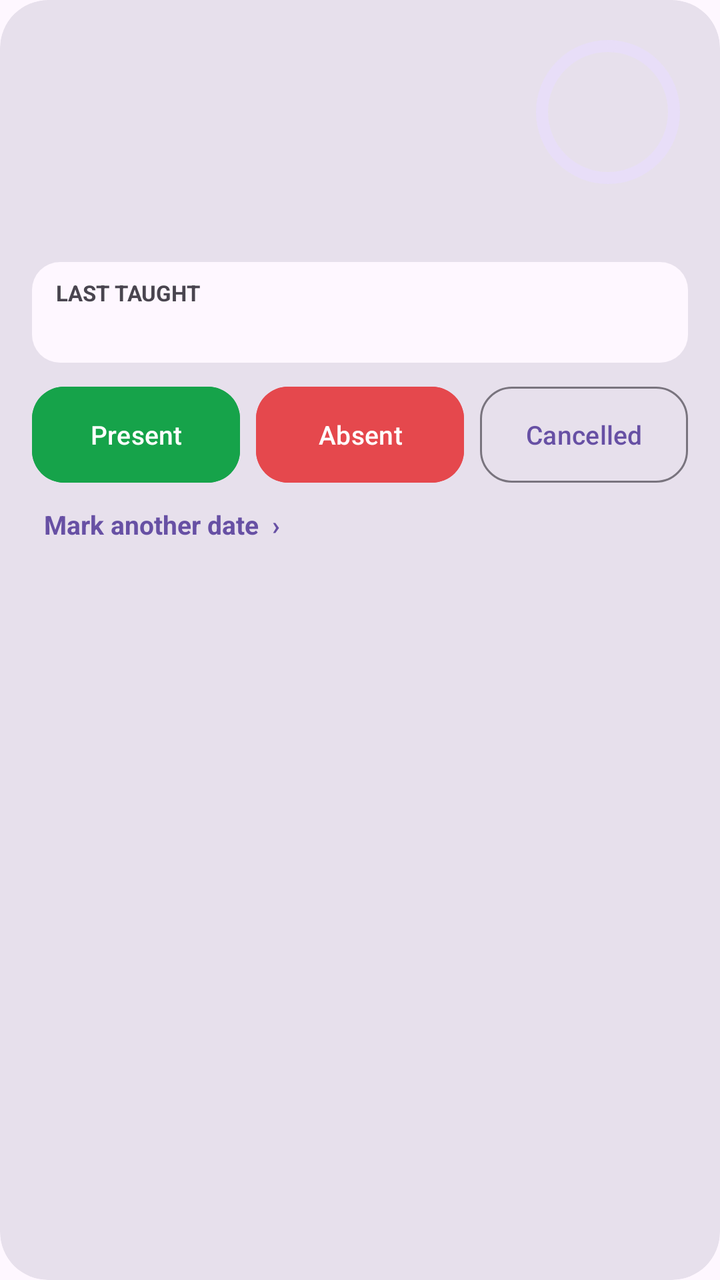
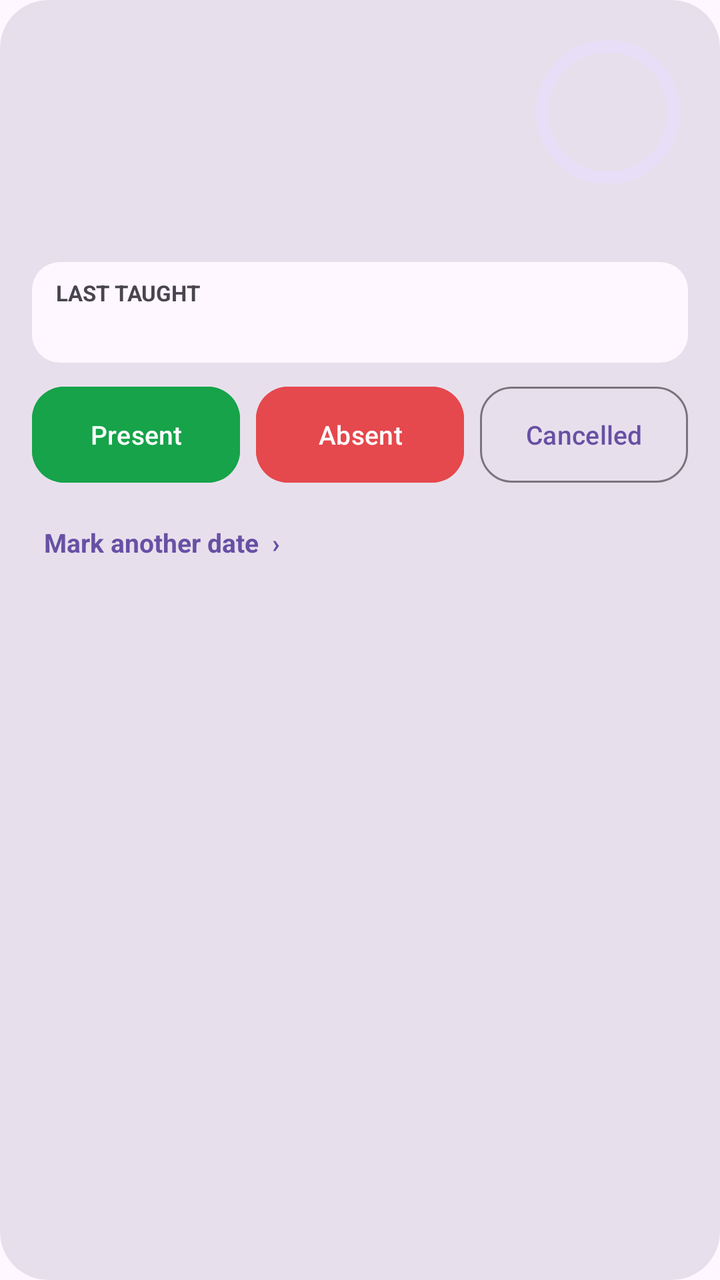

Two renders of the same Android screen: before a commit and after it. Below are the layout's source before the change and the commit's diff.
<!-- AndroidManifest.xml: application theme Theme.CampusCompanion -->
<!-- res/layout/item_attendance_course.xml -->
<?xml version="1.0" encoding="utf-8"?>
<com.google.android.material.card.MaterialCardView
    xmlns:android="http://schemas.android.com/apk/res/android"
    xmlns:app="http://schemas.android.com/apk/res-auto"
    android:layout_width="match_parent"
    android:layout_height="wrap_content"
    android:layout_marginHorizontal="12dp"
    android:layout_marginVertical="6dp"
    android:clickable="true"
    android:focusable="true"
    app:cardBackgroundColor="?attr/colorSurfaceVariant"
    app:cardCornerRadius="24dp"
    app:cardElevation="0dp"
    app:strokeWidth="0dp">

    <LinearLayout
        android:layout_width="match_parent"
        android:layout_height="wrap_content"
        android:orientation="vertical"
        android:padding="16dp">

        <LinearLayout
            android:layout_width="match_parent"
            android:layout_height="wrap_content"
            android:gravity="center_vertical"
            android:orientation="horizontal">

            <LinearLayout
                android:layout_width="0dp"
                android:layout_height="wrap_content"
                android:layout_weight="1"
                android:orientation="vertical">

                <TextView
                    android:id="@+id/tvName"
                    android:layout_width="match_parent"
                    android:layout_height="wrap_content"
                    android:textColor="?attr/colorOnSurface"
                    android:textSize="17sp"
                    android:textStyle="bold" />

                <TextView
                    android:id="@+id/tvCounts"
                    android:layout_width="match_parent"
                    android:layout_height="wrap_content"
                    android:layout_marginTop="2dp"
                    android:textColor="?attr/colorOnSurfaceVariant"
                    android:textSize="13sp" />
            </LinearLayout>

            <FrameLayout
                android:layout_width="80dp"
                android:layout_height="80dp"
                android:layout_marginStart="12dp">

                <com.google.android.material.progressindicator.CircularProgressIndicator
                    android:id="@+id/ring"
                    android:layout_width="80dp"
                    android:layout_height="80dp"
                    android:layout_gravity="center"
                    android:indeterminate="false"
                    android:max="100"
                    app:indicatorInset="4dp"
                    app:indicatorSize="72dp"
                    app:trackThickness="6dp" />

                <TextView
                    android:id="@+id/tvPercent"
                    android:layout_width="80dp"
                    android:layout_height="80dp"
                    android:layout_gravity="center"
                    android:gravity="center"
                    android:maxLines="1"
                    android:textColor="?attr/colorOnSurface"
                    android:textSize="14sp"
                    android:textStyle="bold" />
            </FrameLayout>
        </LinearLayout>

        <TextView
            android:id="@+id/tvAdvice"
            android:layout_width="match_parent"
            android:layout_height="wrap_content"
            android:layout_marginTop="8dp"
            android:lineSpacingExtra="2dp"
            android:textColor="?attr/colorOnSurface"
            android:textSize="14sp" />

        <LinearLayout
            android:id="@+id/boxLastTopic"
            android:layout_width="match_parent"
            android:layout_height="wrap_content"
            android:layout_marginTop="8dp"
            android:background="@drawable/bg_note_box"
            android:clickable="true"
            android:focusable="true"
            android:orientation="vertical"
            android:paddingHorizontal="12dp"
            android:paddingVertical="8dp">

            <TextView
                android:layout_width="wrap_content"
                android:layout_height="wrap_content"
                android:text="LAST TAUGHT"
                android:textColor="?attr/colorOnSurfaceVariant"
                android:textSize="11sp"
                android:textStyle="bold" />

            <TextView
                android:id="@+id/tvLastTopic"
                android:layout_width="match_parent"
                android:layout_height="wrap_content"
                android:layout_marginTop="2dp"
                android:ellipsize="end"
                android:maxLines="2"
                android:textColor="?attr/colorOnSurface"
                android:textSize="13sp" />
        </LinearLayout>

        <LinearLayout
            android:layout_width="match_parent"
            android:layout_height="wrap_content"
            android:layout_marginTop="12dp"
            android:orientation="horizontal">

            <com.google.android.material.button.MaterialButton
                android:id="@+id/btnPresent"
                android:layout_width="0dp"
                android:layout_height="48dp"
                android:layout_marginEnd="4dp"
                android:layout_weight="1"
                android:backgroundTint="@color/att_safe"
                android:insetTop="0dp"
                android:insetBottom="0dp"
                android:paddingHorizontal="4dp"
                android:text="Present"
                android:textColor="@android:color/white"
                android:textSize="13sp"
                app:cornerRadius="16dp" />

            <com.google.android.material.button.MaterialButton
                android:id="@+id/btnAbsent"
                android:layout_width="0dp"
                android:layout_height="48dp"
                android:layout_marginHorizontal="4dp"
                android:layout_weight="1"
                android:backgroundTint="@color/att_low"
                android:insetTop="0dp"
                android:insetBottom="0dp"
                android:paddingHorizontal="4dp"
                android:text="Absent"
                android:textColor="@android:color/white"
                android:textSize="13sp"
                app:cornerRadius="16dp" />

            <com.google.android.material.button.MaterialButton
                android:id="@+id/btnCancel"
                style="@style/Widget.Material3.Button.OutlinedButton"
                android:layout_width="0dp"
                android:layout_height="48dp"
                android:layout_marginStart="4dp"
                android:layout_weight="1"
                android:insetTop="0dp"
                android:insetBottom="0dp"
                android:paddingHorizontal="4dp"
                android:text="Cancelled"
                android:textSize="13sp"
                app:cornerRadius="16dp" />
        </LinearLayout>

        <TextView
            android:id="@+id/btnOtherDate"
            android:layout_width="wrap_content"
            android:layout_height="wrap_content"
            android:layout_marginTop="6dp"
            android:background="?attr/selectableItemBackground"
            android:padding="6dp"
            android:text="Mark another date  &#8250;"
            android:textColor="?attr/colorPrimary"
            android:textSize="13sp"
            android:textStyle="bold" />
    </LinearLayout>
</com.google.android.material.card.MaterialCardView>
<!-- resources referenced by this layout -->
<resources>
  <color name="att_low">#E5484D</color>
  <color name="att_safe">#16A34A</color>
  <!-- drawable bg_note_box (drawable) -->
  <?xml version="1.0" encoding="utf-8"?>
  <shape xmlns:android="http://schemas.android.com/apk/res/android"
      android:shape="rectangle">
      <solid android:color="?attr/colorSurface" />
      <corners android:radius="14dp" />
  </shape>
  <style name="Theme.CampusCompanion" parent="Base.Theme.CampusCompanion" />
  <style name="Base.Theme.CampusCompanion" parent="Theme.Material3.DayNight.NoActionBar">
          
      </style>
</resources>

<!-- the commit's change to res/layout/item_attendance_course.xml (unified diff, before → after) -->
@@ -174,6 +174,8 @@
             android:layout_height="wrap_content"
             android:layout_marginTop="6dp"
             android:background="?attr/selectableItemBackground"
+            android:gravity="center_vertical"
+            android:minHeight="48dp"
             android:padding="6dp"
             android:text="Mark another date  &#8250;"
             android:textColor="?attr/colorPrimary"
